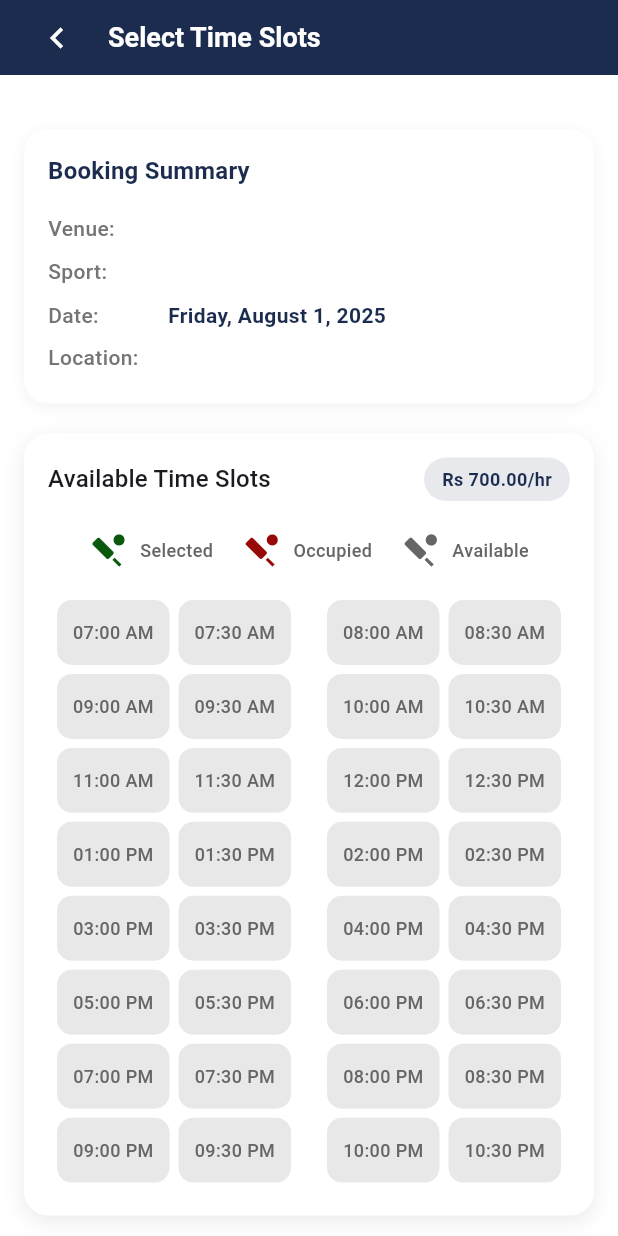
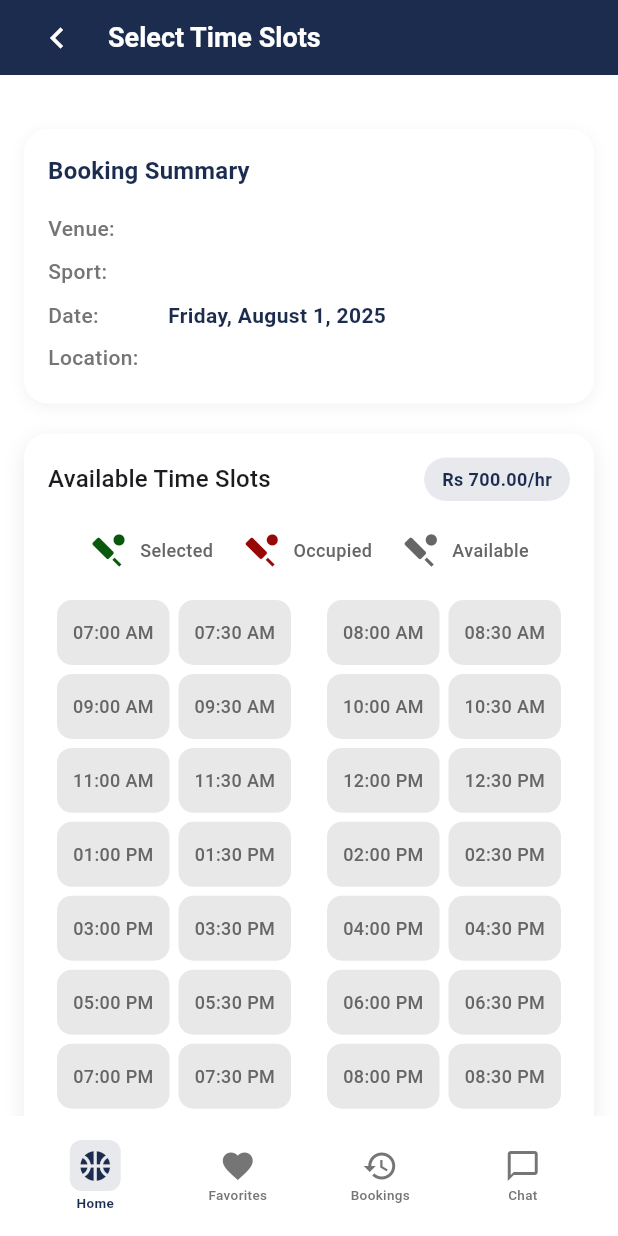
Before and after one commit to niththilan/Athlon-user, a Flutter app: the TimeSlotSelectionScreen screen opened directly with empty values, on a phone screen of 412 x 824 dp. Run offline on Flutter 3.47's test engine with Material 3 defaults, Android fonts, the phone set to English and light mode, and no system bars; our stand-ins replace font_awesome_flutter; Roboto replaces fonts that are missing (Poppins).

Commit message:
footer added to book now new

```diff
--- a/lib/customers/bookNow_new.dart
+++ b/lib/customers/bookNow_new.dart
@@ -597,6 +597,7 @@ class TimeSlotSelectionScreen extends StatefulWidget {
 class _TimeSlotSelectionScreenState extends State<TimeSlotSelectionScreen> {
   Set<String> selectedSlots = {};
   Set<String> selectedForRemoval = {};
+  int _currentFooterIndex = 0; // For footer navigation
 
   List<TimeSlot> timeSlots = [
     TimeSlot('07:00 AM', SlotStatus.available),
@@ -700,6 +701,14 @@ class _TimeSlotSelectionScreenState extends State<TimeSlotSelectionScreen> {
           ),
         ],
       ),
+      bottomNavigationBar: AppFooter(
+        currentIndex: _currentFooterIndex,
+        onTabSelected: (index) {
+          setState(() {
+            _currentFooterIndex = index;
+          });
+        },
+      ),
     );
   }
 
@@ -833,7 +842,7 @@ class _TimeSlotSelectionScreenState extends State<TimeSlotSelectionScreen> {
             Align(
               alignment: Alignment.centerRight,
               child: Padding(
-                padding: const EdgeInsets.only(top: 16, right: 8),
+                padding: const EdgeInsets.only(top: 0, right: 8),
                 child: FittedBox(
                   fit: BoxFit.scaleDown,
                   child: Text(
--- a/lib/customers/footer.dart
+++ b/lib/customers/footer.dart
@@ -1,3 +1,4 @@
+
 // ignore_for_file: deprecated_member_use, file_names
 
 import 'package:flutter/material.dart';
```
